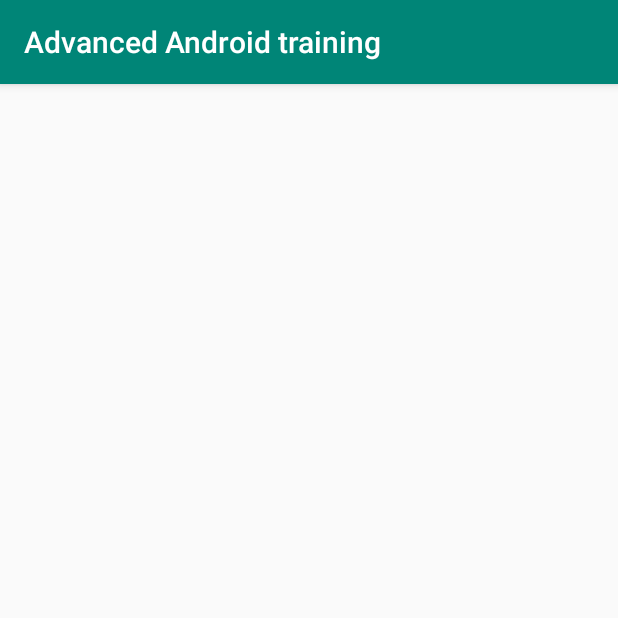
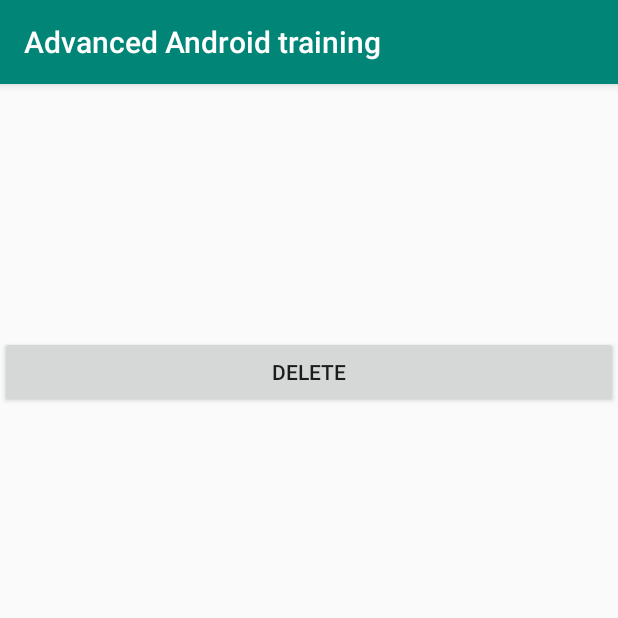
Before and after one commit to Balaagha/ContactApp, an Android app: the fragment DetailsFragment placed in its activity, on a phone screen of 412 x 824 dp, the top half of it. Run offline under Robolectric (Android 15) with nearby library versions, the phone set to English and light mode, and no system bars; our stand-ins replace Room's generated code; 3 statements that could not run were skipped.

Commit message:
3. Click on the user to open user details. Use userId as a parameter for the next screen and fetch data from the db by that id add 4. Implement "pull to refresh" for the list and 5. Delete the user from the User Details screen. NOTE: API will return the same data, so refreshing should fetch new data, but don't add deleted items;

```diff
--- a/app/build.gradle
+++ b/app/build.gradle
@@ -39,6 +39,7 @@ dependencies {
     implementation"org.jetbrains.kotlin:kotlin-stdlib-jdk7:$kotlin_version"
 
     implementation "androidx.lifecycle:lifecycle-extensions:$lifecycle_version"
+    implementation 'androidx.swiperefreshlayout:swiperefreshlayout:1.1.0'
     annotationProcessor "androidx.lifecycle:lifecycle-extensions:$lifecycle_version"
     implementation "androidx.lifecycle:lifecycle-viewmodel-ktx:$lifecycle_version"
     implementation "androidx.lifecycle:lifecycle-viewmodel-ktx:$lifecycle_version"
--- a/app/src/main/java/com/vholodynskyi/assignment/data/database/feature/contacts/source/ContactLocalDataSource.kt
+++ b/app/src/main/java/com/vholodynskyi/assignment/data/database/feature/contacts/source/ContactLocalDataSource.kt
@@ -21,6 +21,8 @@ interface ContactLocalDataSource {
 
     suspend fun deleteContact(dbContact: DbContact)
 
+    suspend fun deleteContact(id: Int)
+
     suspend fun clearDBWithFlagLogic()
 
 }
--- a/app/src/main/java/com/vholodynskyi/assignment/data/database/feature/contacts/source/ContactLocalDataSourceImpl.kt
+++ b/app/src/main/java/com/vholodynskyi/assignment/data/database/feature/contacts/source/ContactLocalDataSourceImpl.kt
@@ -35,6 +35,10 @@ class ContactLocalDataSourceImpl(
         dao.delete(dbContact)
     }
 
+    override suspend fun deleteContact(id: Int) {
+        dao.deleteById(id)
+    }
+
     override suspend fun clearDBWithFlagLogic() = dao.clearDBWithFlagLogic()
 
 }
--- a/app/src/main/java/com/vholodynskyi/assignment/data/feature/userContacts/repository/ContactOperationRepository.kt
+++ b/app/src/main/java/com/vholodynskyi/assignment/data/feature/userContacts/repository/ContactOperationRepository.kt
@@ -12,7 +12,7 @@ interface ContactOperationRepository {
 
     fun getAllContactsByFirstNameData(name: String): List<DbContact>
 
-    fun getSelectedContactData(noteId: Long): DbContact
+    fun getSelectedContactData(contactId: Long): DbContact
 
     suspend fun insertContact(dbContact: DbContact)
 
@@ -22,6 +22,8 @@ interface ContactOperationRepository {
 
     suspend fun deleteContact(dbContact: DbContact)
 
+    suspend fun deleteContact(id: Int)
+
     suspend fun clearDBWithFlagLogic()
 
     suspend fun getContactsFromAPI(): DataWrapper<Response<ApiContactResponse>>
--- a/app/src/main/java/com/vholodynskyi/assignment/data/feature/userContacts/repository/ContactOperationRepositoryImpl.kt
+++ b/app/src/main/java/com/vholodynskyi/assignment/data/feature/userContacts/repository/ContactOperationRepositoryImpl.kt
@@ -19,7 +19,7 @@ class ContactOperationRepositoryImpl(
     override fun getAllContactsByFirstNameData(name: String): List<DbContact> =
         dataSource.getAllContactsByFirstName(name)
 
-    override fun getSelectedContactData(noteId: Long): DbContact = dataSource.getContact(noteId)
+    override fun getSelectedContactData(contactId: Long): DbContact = dataSource.getContact(contactId)
 
     override suspend fun insertContact(dbContact: DbContact) = dataSource.insertContact(dbContact)
 
@@ -29,6 +29,8 @@ class ContactOperationRepositoryImpl(
 
     override suspend fun deleteContact(dbContact: DbContact) = dataSource.deleteContact(dbContact)
 
+    override suspend fun deleteContact(id: Int) = dataSource.deleteContact(id)
+
     override suspend fun getContactsFromAPI(): DataWrapper<Response<ApiContactResponse>> =
         safeApiCall {
             service.getContacts()
--- /dev/null
+++ b/app/src/main/java/com/vholodynskyi/assignment/data/feature/userContacts/usecase/DeleteContactFromDBUseCase.kt
@@ -0,0 +1,12 @@
+package com.vholodynskyi.assignment.data.feature.userContacts.usecase
+
+import com.vholodynskyi.assignment.data.feature.userContacts.repository.ContactOperationRepository
+
+
+class DeleteContactFromDBUseCase(
+    private val repository: ContactOperationRepository
+) {
+
+    suspend operator fun invoke(id: Int) = repository.deleteContact(id)
+
+}
--- a/app/src/main/java/com/vholodynskyi/assignment/data/feature/userContacts/usecase/FetchUserContactsDataAndSaveDBUseCase.kt
+++ b/app/src/main/java/com/vholodynskyi/assignment/data/feature/userContacts/usecase/FetchUserContactsDataAndSaveDBUseCase.kt
@@ -78,6 +78,14 @@ class FetchUserContactsDataAndSaveDBUseCase(
                     )
                 )
             }
+        } else {
+            emit(
+                DataWrapper.Failure<ApiContactResponse>(
+                    FailureType.OTHER,
+                    FailureBehavior.SILENT,
+                    message = "data is Loading"
+                )
+            )
         }
 
     }
--- /dev/null
+++ b/app/src/main/java/com/vholodynskyi/assignment/data/feature/userContacts/usecase/GetUserContactByIdFromDBUseCase.kt
@@ -0,0 +1,13 @@
+package com.vholodynskyi.assignment.data.feature.userContacts.usecase
+
+import com.vholodynskyi.assignment.data.database.feature.contacts.model.DbContact
+import com.vholodynskyi.assignment.data.feature.userContacts.repository.ContactOperationRepository
+
+
+class GetUserContactByIdFromDBUseCase(
+    private val repository: ContactOperationRepository
+) {
+
+    operator fun invoke(id: Int): DbContact = repository.getSelectedContactData(id.toLong())
+
+}
--- a/app/src/main/java/com/vholodynskyi/assignment/di/GlobalFactory.kt
+++ b/app/src/main/java/com/vholodynskyi/assignment/di/GlobalFactory.kt
@@ -13,7 +13,9 @@ import com.vholodynskyi.assignment.data.database.feature.contacts.source.Contact
 import com.vholodynskyi.assignment.data.database.utils.DatabaseConstant.DATABASE_NAME
 import com.vholodynskyi.assignment.data.feature.userContacts.repository.ContactOperationRepository
 import com.vholodynskyi.assignment.data.feature.userContacts.repository.ContactOperationRepositoryImpl
+import com.vholodynskyi.assignment.data.feature.userContacts.usecase.DeleteContactFromDBUseCase
 import com.vholodynskyi.assignment.data.feature.userContacts.usecase.FetchUserContactsDataAndSaveDBUseCase
+import com.vholodynskyi.assignment.data.feature.userContacts.usecase.GetUserContactByIdFromDBUseCase
 import com.vholodynskyi.assignment.data.feature.userContacts.usecase.GetUserFromDBUseCase
 import com.vholodynskyi.assignment.ui.contactslist.ContactsListViewModel
 import com.vholodynskyi.assignment.ui.details.DetailsViewModel
@@ -55,6 +57,18 @@ object GlobalFactory: ViewModelProvider.Factory {
         )
     }
 
+    private val getUserContactByIdFromDBUseCase by lazy {
+        GetUserContactByIdFromDBUseCase(
+            repository = contactOperationRepository
+        )
+    }
+
+    private val deleteContactFromDBUseCase by lazy {
+        DeleteContactFromDBUseCase(
+            repository = contactOperationRepository
+        )
+    }
+
     fun init(context: Context) {
         db = Room.databaseBuilder(
             context,
@@ -66,7 +80,10 @@ object GlobalFactory: ViewModelProvider.Factory {
     override fun <T : ViewModel> create(modelClass: Class<T>): T {
         return when (modelClass) {
             ContactsListViewModel::class.java -> ContactsListViewModel(fetchUserContactsDataUseCase,getUserFromDBUseCase)
-            DetailsViewModel::class.java -> DetailsViewModel()
+            DetailsViewModel::class.java -> DetailsViewModel(
+                getUserContactByIdFromDBUseCase,
+                deleteContactFromDBUseCase
+            )
             else -> throw IllegalArgumentException("Cannot create factory for ${modelClass.simpleName}")
         } as T
     }
--- a/app/src/main/java/com/vholodynskyi/assignment/ui/contactslist/ContactsListFragment.kt
+++ b/app/src/main/java/com/vholodynskyi/assignment/ui/contactslist/ContactsListFragment.kt
@@ -1,6 +1,7 @@
 package com.vholodynskyi.assignment.ui.contactslist
 
 import android.util.Log
+import androidx.core.view.isVisible
 import androidx.fragment.app.viewModels
 import androidx.lifecycle.coroutineScope
 import androidx.navigation.fragment.findNavController
@@ -8,10 +9,11 @@ import androidx.recyclerview.widget.LinearLayoutManager
 import com.vholodynskyi.assignment.databinding.FragmentContactsListBinding
 import com.vholodynskyi.assignment.di.GlobalFactory
 import com.vholodynskyi.assignment.framework.BaseMvvmFragment
+import com.vholodynskyi.assignment.utils.extentions.observe
 import kotlinx.coroutines.flow.collectLatest
 import kotlinx.coroutines.launch
 
-open class ContactsListFragment: BaseMvvmFragment<FragmentContactsListBinding, ContactsListViewModel>(
+class ContactsListFragment: BaseMvvmFragment<FragmentContactsListBinding, ContactsListViewModel>(
     FragmentContactsListBinding::inflate,
 ) {
 
@@ -33,7 +35,13 @@ open class ContactsListFragment: BaseMvvmFragment<FragmentContactsListBinding, C
         binding.apply {
             contactList.layoutManager = LinearLayoutManager(context)
             contactList.adapter = contactAdapter
+            progressView.isVisible = false
+            swView.setOnRefreshListener {
+                swView.isRefreshing = false
+                viewModel.fetchUserData(true)
+            }
         }
+
         viewModel.fetchUserData()
 
         viewLifecycleOwner.lifecycle.coroutineScope.launch {
@@ -42,6 +50,12 @@ open class ContactsListFragment: BaseMvvmFragment<FragmentContactsListBinding, C
                 contactAdapter.items = it
             }
         }
+
+        observe(viewModel.isLoading) { value ->
+            binding.apply {
+                progressView.isVisible = value == true
+            }
+        }
     }
 
 }
--- a/app/src/main/java/com/vholodynskyi/assignment/ui/contactslist/ContactsListViewModel.kt
+++ b/app/src/main/java/com/vholodynskyi/assignment/ui/contactslist/ContactsListViewModel.kt
@@ -21,9 +21,9 @@ class ContactsListViewModel(
     private var _isLoading: MutableLiveData<Boolean> = MutableLiveData<Boolean>(false)
     val isLoading: LiveData<Boolean> get() = _isLoading
 
-    fun fetchUserData() {
+    fun fetchUserData(isRefresh: Boolean = false) {
         viewModelScope.launch(Dispatchers.IO) {
-            fetchUserContactsDataUseCase.invoke().collectLatest {
+            fetchUserContactsDataUseCase.invoke(isRefresh).collectLatest {
                 _isLoading.postValue(it is DataWrapper.Loading)
             }
         }
--- a/app/src/main/java/com/vholodynskyi/assignment/ui/details/DetailsFragment.kt
+++ b/app/src/main/java/com/vholodynskyi/assignment/ui/details/DetailsFragment.kt
@@ -1,34 +1,47 @@
 package com.vholodynskyi.assignment.ui.details
 
-import android.os.Bundle
-import android.view.LayoutInflater
-import android.view.View
-import android.view.ViewGroup
-import androidx.fragment.app.Fragment
+import android.util.Log
 import androidx.fragment.app.viewModels
+import androidx.navigation.fragment.findNavController
+import androidx.navigation.fragment.navArgs
 import com.vholodynskyi.assignment.databinding.FragmentDetailsBinding
 import com.vholodynskyi.assignment.di.GlobalFactory
+import com.vholodynskyi.assignment.framework.BaseMvvmFragment
+import com.vholodynskyi.assignment.utils.extentions.observe
 
 
-open class DetailsFragment : Fragment() {
-    var binding: FragmentDetailsBinding? = null
+class DetailsFragment: BaseMvvmFragment<FragmentDetailsBinding, DetailsViewModel>(
+    FragmentDetailsBinding::inflate,
+) {
 
-    private val detailsViewModel by viewModels<DetailsViewModel> { GlobalFactory }
+    private val args: DetailsFragmentArgs by navArgs()
 
-    override fun onCreateView(
-        inflater: LayoutInflater,
-        container: ViewGroup?,
-        savedInstanceState: Bundle?
-    ): View? {
-        return FragmentDetailsBinding.inflate(layoutInflater, container, false)
-            .also {
-                binding = it
-            }
-            .root
+    private val contactId by lazy {
+        args.id
     }
 
-    override fun onDestroy() {
-        super.onDestroy()
-        binding = null
+    override val viewModel: DetailsViewModel by viewModels<DetailsViewModel> { GlobalFactory }
+
+    override fun setup() {
+        viewModel.getContactDataById(contactId).also{
+            Log.d("myTag","it => $it")
+        }
+        binding.btnDelete.setOnClickListener {
+            viewModel.deleteContact(contactId)
+        }
+        observe(viewModel.userContactData) { data ->
+            binding.apply {
+                tvFirstName.text = data?.firstName
+                tvLastName.text = data?.lastName
+                tvEmail.text = data?.email
+            }
+        }
+        observe(viewModel.isDeleted) { value ->
+            if(value == true) {
+                findNavController().navigateUp()
+            }
+        }
     }
+
+
 }
--- a/app/src/main/java/com/vholodynskyi/assignment/ui/details/DetailsViewModel.kt
+++ b/app/src/main/java/com/vholodynskyi/assignment/ui/details/DetailsViewModel.kt
@@ -1,6 +1,39 @@
 package com.vholodynskyi.assignment.ui.details
 
-import androidx.lifecycle.ViewModel
+import androidx.lifecycle.LiveData
+import androidx.lifecycle.MutableLiveData
+import androidx.lifecycle.viewModelScope
+import com.vholodynskyi.assignment.data.database.feature.contacts.model.DbContact
+import com.vholodynskyi.assignment.data.feature.userContacts.usecase.DeleteContactFromDBUseCase
+import com.vholodynskyi.assignment.data.feature.userContacts.usecase.GetUserContactByIdFromDBUseCase
+import com.vholodynskyi.assignment.framework.BaseViewModel
+import kotlinx.coroutines.Dispatchers
+import kotlinx.coroutines.launch
 
-class DetailsViewModel: ViewModel() {
+class DetailsViewModel(
+    private val getUserContactByIdFromDBUseCase: GetUserContactByIdFromDBUseCase,
+    private val deleteContactFromDBUseCase: DeleteContactFromDBUseCase
+) : BaseViewModel() {
+
+    private var _userContactData: MutableLiveData<DbContact> = MutableLiveData<DbContact>()
+    val userContactData: LiveData<DbContact> get() = _userContactData
+
+    private var _isDeleted: MutableLiveData<Boolean> = MutableLiveData<Boolean>(false)
+    val isDeleted: LiveData<Boolean> get() = _isDeleted
+
+
+    fun getContactDataById(id: Int) {
+        viewModelScope.launch(Dispatchers.IO) {
+            val data = getUserContactByIdFromDBUseCase.invoke(id)
+            _userContactData.postValue(data)
+        }
+    }
+
+    fun deleteContact(contactId: Int) {
+        viewModelScope.launch(Dispatchers.IO) {
+            deleteContactFromDBUseCase.invoke(contactId)
+            _isDeleted.postValue(true)
+        }
+    }
+
 }
--- a/app/src/main/res/layout/fragment_details.xml
+++ b/app/src/main/res/layout/fragment_details.xml
@@ -2,6 +2,26 @@
 <LinearLayout xmlns:android="http://schemas.android.com/apk/res/android"
     android:orientation="vertical" android:layout_width="match_parent"
     android:layout_height="match_parent"
-    android:layout_margin="16dp"
-    >
+    android:layout_margin="16dp">
+
+    <TextView android:id="@+id/tvFirstName"
+        android:layout_width="match_parent"
+        android:layout_height="wrap_content"
+        android:layout_marginTop="20dp" />
+
+    <TextView android:id="@+id/tvLastName"
+        android:layout_width="match_parent"
+        android:layout_height="wrap_content"
+        android:layout_marginTop="20dp" />
+
+    <TextView android:id="@+id/tvEmail"
+        android:layout_width="match_parent"
+        android:layout_height="wrap_content"
+        android:layout_marginTop="20dp" />
+    <Button android:id="@+id/btnDelete"
+        android:layout_width="match_parent"
+        android:layout_height="wrap_content"
+        android:layout_marginTop="50dp"
+        android:text="Delete" />
+
 </LinearLayout>
```
Also changed, not shown: app/src/main/res/layout/fragment_contacts_list.xml (+30 -7 lines).
